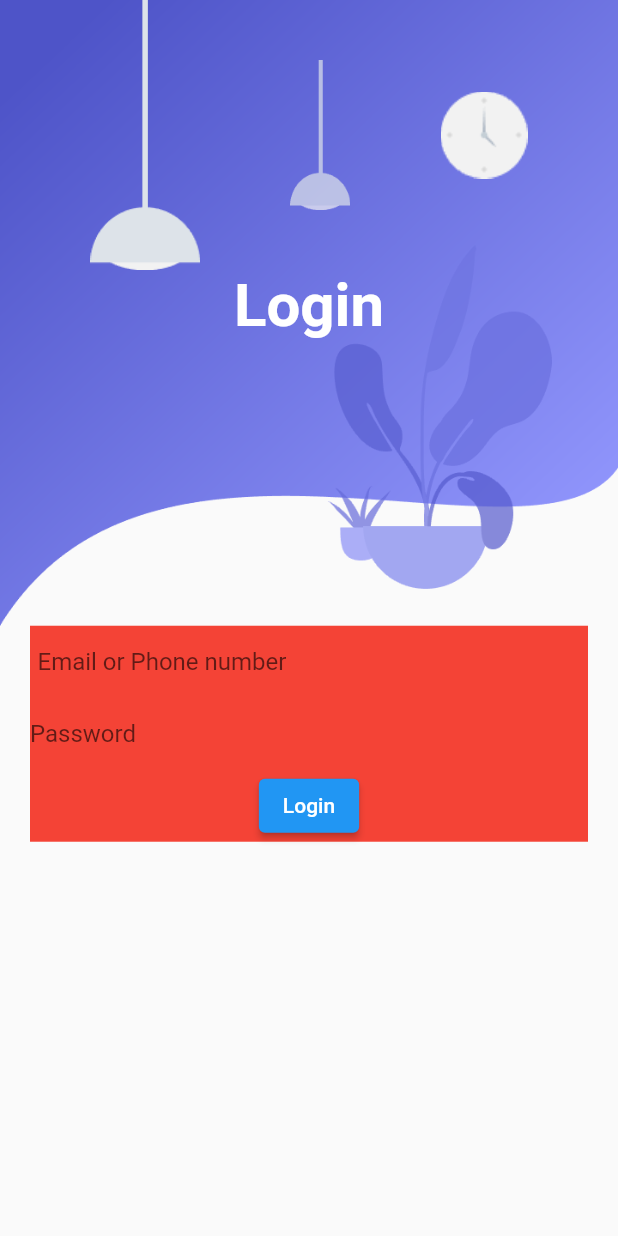
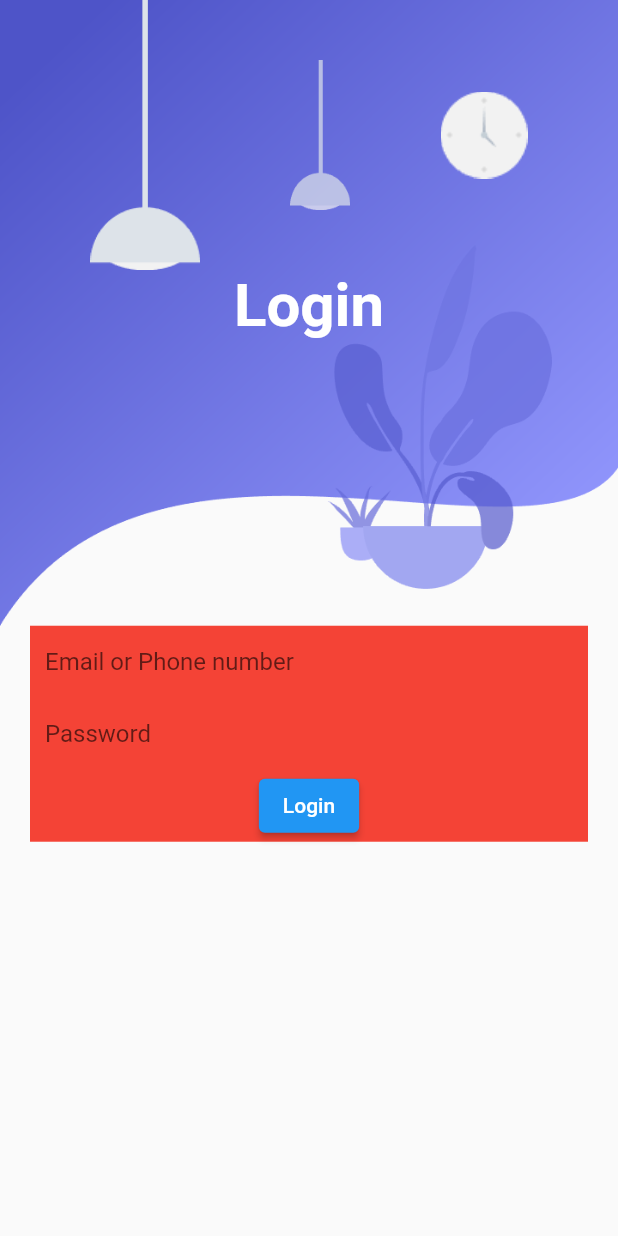
Before and after one commit to NeloverWAburas/LogInRepo, a Flutter app: the screen it shows after launch, on a phone screen of 412 x 824 dp. Run offline on Flutter 3.47's test engine with Material 2 defaults, Android fonts, the phone set to English and light mode, and no system bars.

```diff
--- a/lib/screens/login_screen.dart
+++ b/lib/screens/login_screen.dart
@@ -47,18 +47,18 @@ class LoginScreen extends StatelessWidget {
             child: Column(children: [
               TextFormField(
                 decoration: InputDecoration(
-                  contentPadding: EdgeInsets.symmetric(horizontal:5),
+                  contentPadding: EdgeInsets.symmetric(horizontal: 10),
                   hintText: "Email or Phone number",
                   border: InputBorder.none,
                 ),
               ),
               TextFormField(
                 decoration: InputDecoration(
+                  contentPadding: EdgeInsets.symmetric(horizontal: 10),
                   hintText: "Password",
                   border: InputBorder.none,
                 ),
               ),
-
               ElevatedButton(
                 onPressed: () {},
                 child: Text("Login"),
```
Also changed, not shown: 1 other file.
